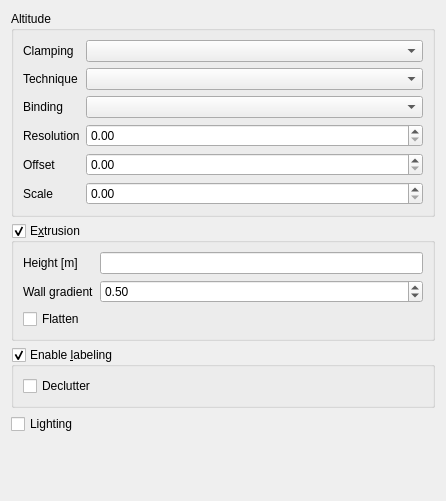
Before: the Qt Designer form src/plugins/globe/qgsglobevectorlayerpropertiespage.ui in mbernasocchi/qgis, drawn with Qt 5.
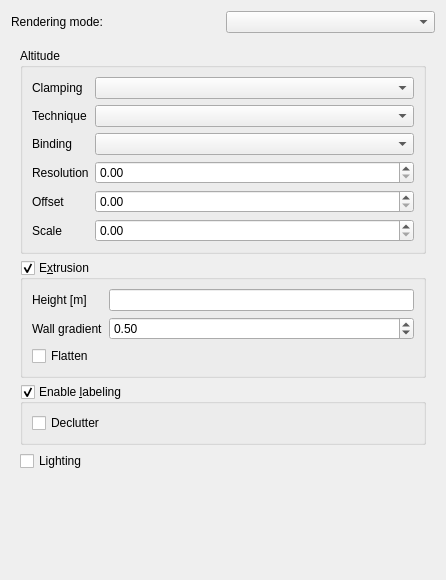
After: the same form once the commit is applied. Custom widgets are drawn as their Qt base class.

What changed in the file:
```diff
--- a/src/plugins/globe/qgsglobevectorlayerpropertiespage.ui
+++ b/src/plugins/globe/qgsglobevectorlayerpropertiespage.ui
@@ -7,15 +7,25 @@
     <x>0</x>
     <y>0</y>
     <width>446</width>
-    <height>501</height>
+    <height>580</height>
    </rect>
   </property>
   <property name="windowTitle">
    <string>Form</string>
   </property>
-  <layout class="QVBoxLayout" name="verticalLayout">
+  <layout class="QGridLayout" name="gridLayout">
+   <item row="1" column="0" colspan="2">
+    <widget class="QStackedWidget" name="stackedWidgetRenderingMode">
+     <property name="currentIndex">
+      <number>1</number>
+     </property>
+     <widget class="QWidget" name="pageRasterized">
+      <layout class="QVBoxLayout" name="verticalLayout"/>
+     </widget>
+     <widget class="QWidget" name="pageModel">
+      <layout class="QVBoxLayout" name="verticalLayout_2">
    <item>
-    <widget class="QGroupBox" name="mGbxAltitude">
+        <widget class="QGroupBox" name="groupBoxAltitude">
      <property name="title">
       <string>Altitude</string>
      </property>
@@ -126,7 +136,7 @@
     </widget>
    </item>
    <item>
-    <widget class="QGroupBox" name="mGbxExtrusion">
+        <widget class="QGroupBox" name="groupBoxExtrusion">
      <property name="title">
       <string>E&amp;xtrusion</string>
      </property>
@@ -178,7 +188,7 @@
     </widget>
    </item>
    <item>
-    <widget class="QGroupBox" name="mGbxLabelingEnabled">
+        <widget class="QGroupBox" name="groupBoxLabelingEnabled">
      <property name="title">
       <string>Enable &amp;labeling</string>
      </property>
@@ -197,13 +207,31 @@
     </widget>
    </item>
    <item>
-    <widget class="QCheckBox" name="mChkLighting">
+        <widget class="QCheckBox" name="checkBoxLighting">
      <property name="text">
       <string>Lighting</string>
      </property>
     </widget>
    </item>
-   <item>
+      </layout>
+     </widget>
+    </widget>
+   </item>
+   <item row="0" column="0">
+    <widget class="QLabel" name="labelRenderingMode">
+     <property name="text">
+      <string>Rendering mode:</string>
+     </property>
+    </widget>
+   </item>
+   <item row="0" column="1">
+    <widget class="QComboBox" name="comboBoxRenderingMode">
+     <property name="toolTip">
+      <string>Rendering method for the layer</string>
+     </property>
+    </widget>
+   </item>
+   <item row="2" column="0" colspan="2">
     <spacer name="verticalSpacer">
      <property name="orientation">
       <enum>Qt::Vertical</enum>
```
Left out of the diff: 46 changed lines with no effect on the pictures. Lines whose indentation alone changed are shown as unchanged.
